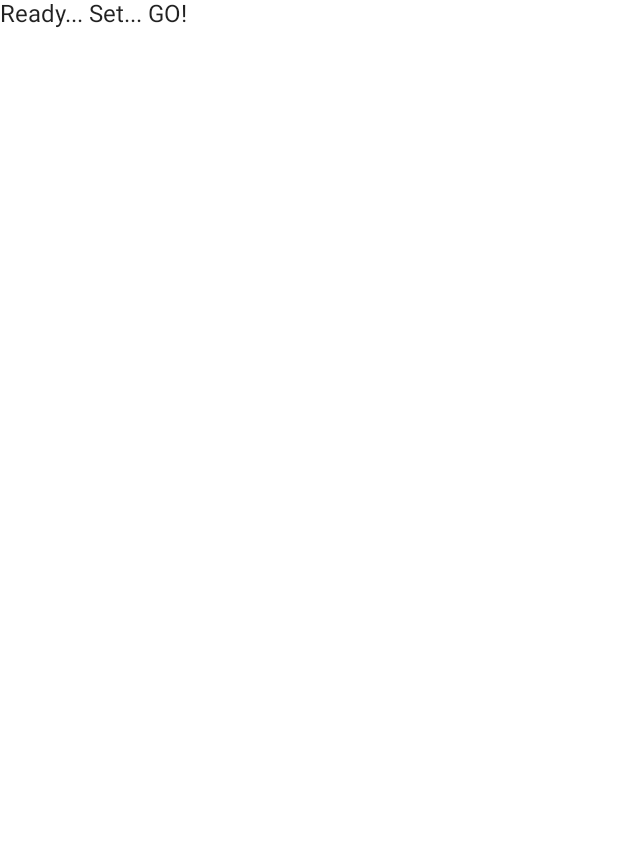
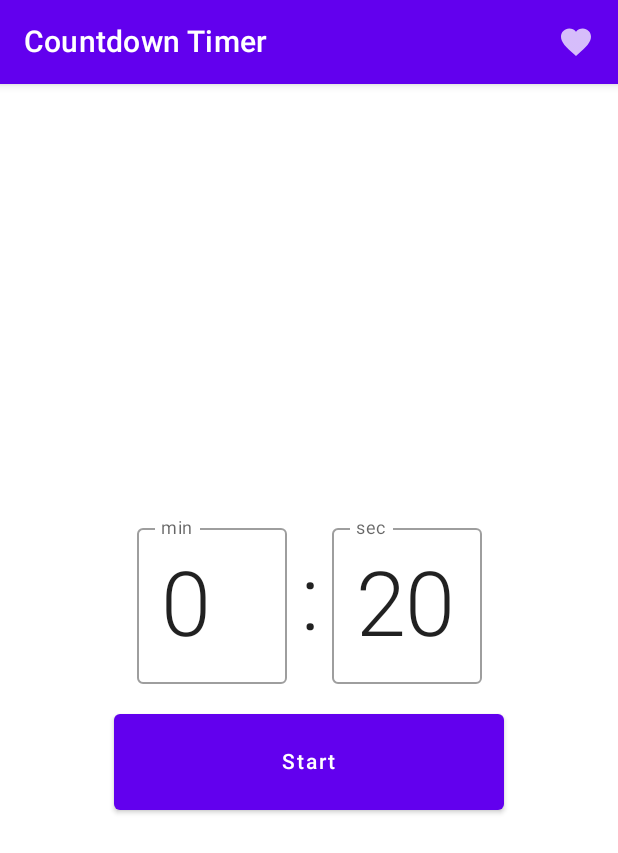
Before and after one commit to mechurak/countdown-timer-compose, an Android app built with Jetpack Compose: the screen it shows after launch (MainActivity), on a phone screen of 412 x 824 dp. Before the commit the part shown is almost empty. Shown: the top 853 px of the screen. Run offline under Robolectric (Android 15) with nearby library versions, the phone set to English and light mode, and no system bars.

Commit message:
Add basic ui

```diff
--- a/app/src/main/java/com/example/androiddevchallenge/MainActivity.kt
+++ b/app/src/main/java/com/example/androiddevchallenge/MainActivity.kt
@@ -18,11 +18,9 @@ package com.example.androiddevchallenge
 import android.os.Bundle
 import androidx.activity.compose.setContent
 import androidx.appcompat.app.AppCompatActivity
-import androidx.compose.material.MaterialTheme
-import androidx.compose.material.Surface
-import androidx.compose.material.Text
 import androidx.compose.runtime.Composable
 import androidx.compose.ui.tooling.preview.Preview
+import com.example.androiddevchallenge.ui.HomeScreen
 import com.example.androiddevchallenge.ui.theme.MyTheme
 
 class MainActivity : AppCompatActivity() {
@@ -30,17 +28,9 @@ class MainActivity : AppCompatActivity() {
         super.onCreate(savedInstanceState)
         setContent {
             MyTheme {
-                MyApp()
+                HomeScreen()
             }
         }
-    }
-}
-
-// Start building your app here!
-@Composable
-fun MyApp() {
-    Surface(color = MaterialTheme.colors.background) {
-        Text(text = "Ready... Set... GO!")
     }
 }
 
@@ -48,7 +38,7 @@ fun MyApp() {
 @Composable
 fun LightPreview() {
     MyTheme {
-        MyApp()
+        HomeScreen()
     }
 }
 
@@ -56,6 +46,6 @@ fun LightPreview() {
 @Composable
 fun DarkPreview() {
     MyTheme(darkTheme = true) {
-        MyApp()
+        HomeScreen()
     }
 }
--- /dev/null
+++ b/app/src/main/java/com/example/androiddevchallenge/ui/HomeScreen.kt
@@ -0,0 +1,89 @@
+/*
+ * Copyright 2021 The Android Open Source Project
+ *
+ * Licensed under the Apache License, Version 2.0 (the "License");
+ * you may not use this file except in compliance with the License.
+ * You may obtain a copy of the License at
+ *
+ *     https://www.apache.org/licenses/LICENSE-2.0
+ *
+ * Unless required by applicable law or agreed to in writing, software
+ * distributed under the License is distributed on an "AS IS" BASIS,
+ * WITHOUT WARRANTIES OR CONDITIONS OF ANY KIND, either express or implied.
+ * See the License for the specific language governing permissions and
+ * limitations under the License.
+ */
+package com.example.androiddevchallenge.ui
+
+import android.util.Log
+import androidx.compose.material.Icon
+import androidx.compose.material.IconButton
+import androidx.compose.material.MaterialTheme
+import androidx.compose.material.Scaffold
+import androidx.compose.material.Surface
+import androidx.compose.material.Text
+import androidx.compose.material.TopAppBar
+import androidx.compose.material.icons.Icons
+import androidx.compose.material.icons.filled.Favorite
+import androidx.compose.runtime.Composable
+import androidx.compose.runtime.getValue
+import androidx.compose.runtime.mutableStateOf
+import androidx.compose.runtime.remember
+import androidx.compose.runtime.setValue
+import androidx.compose.ui.tooling.preview.Preview
+import com.example.androiddevchallenge.ui.components.CountSetInput
+import com.example.androiddevchallenge.ui.components.Timer
+import com.example.androiddevchallenge.ui.theme.MyTheme
+
+@Composable
+fun HomeScreen() {
+    Scaffold(
+        topBar = {
+            TopAppBar(
+                title = {
+                    Text(text = "Countdown Timer")
+                },
+                actions = {
+                    IconButton(onClick = {}) {
+                        Icon(Icons.Filled.Favorite, contentDescription = null)
+                    }
+                }
+            )
+        }
+    ) {
+        BodyContent()
+    }
+}
+
+@Composable
+fun BodyContent() {
+    var counting by remember { mutableStateOf(false) }
+    var initialSecond by remember { mutableStateOf(20) }
+    var count by remember { mutableStateOf(20) }
+
+    Surface(color = MaterialTheme.colors.background) {
+        if (counting) {
+            Timer(count) {
+                counting = false
+            }
+        } else {
+            CountSetInput(
+                initialSecond = initialSecond,
+                onInitialSecondChanged = {
+                    Log.i("SHIM", "initialSecond: $initialSecond")
+                    counting = true
+                    count = it
+                    initialSecond = it
+                }
+            )
+        }
+    }
+}
+
+@Preview
+@Composable
+fun BodyContentPreview() {
+    MyTheme {
+        BodyContent()
+    }
+}
--- /dev/null
+++ b/app/src/main/java/com/example/androiddevchallenge/ui/components/CountSetInput.kt
@@ -0,0 +1,130 @@
+/*
+ * Copyright 2021 The Android Open Source Project
+ *
+ * Licensed under the Apache License, Version 2.0 (the "License");
+ * you may not use this file except in compliance with the License.
+ * You may obtain a copy of the License at
+ *
+ *     https://www.apache.org/licenses/LICENSE-2.0
+ *
+ * Unless required by applicable law or agreed to in writing, software
+ * distributed under the License is distributed on an "AS IS" BASIS,
+ * WITHOUT WARRANTIES OR CONDITIONS OF ANY KIND, either express or implied.
+ * See the License for the specific language governing permissions and
+ * limitations under the License.
+ */
+package com.example.androiddevchallenge.ui.components
+
+import androidx.compose.foundation.layout.Arrangement
+import androidx.compose.foundation.layout.Box
+import androidx.compose.foundation.layout.Column
+import androidx.compose.foundation.layout.Row
+import androidx.compose.foundation.layout.Spacer
+import androidx.compose.foundation.layout.fillMaxSize
+import androidx.compose.foundation.layout.height
+import androidx.compose.foundation.layout.padding
+import androidx.compose.foundation.layout.width
+import androidx.compose.foundation.text.KeyboardOptions
+import androidx.compose.material.Button
+import androidx.compose.material.MaterialTheme
+import androidx.compose.material.OutlinedTextField
+import androidx.compose.material.Text
+import androidx.compose.runtime.Composable
+import androidx.compose.runtime.getValue
+import androidx.compose.runtime.mutableStateOf
+import androidx.compose.runtime.remember
+import androidx.compose.runtime.setValue
+import androidx.compose.ui.Alignment
+import androidx.compose.ui.Modifier
+import androidx.compose.ui.text.input.KeyboardType
+import androidx.compose.ui.text.style.TextAlign
+import androidx.compose.ui.tooling.preview.Preview
+import androidx.compose.ui.unit.dp
+import com.example.androiddevchallenge.ui.theme.MyTheme
+
+@Composable
+fun CountSetInput(
+    initialSecond: Int,
+    onInitialSecondChanged: (Int) -> Unit
+) {
+    var min by remember { mutableStateOf((initialSecond / 60).toString()) }
+    var sec by remember { mutableStateOf((initialSecond % 60).toString()) }
+
+    Column(
+        modifier = Modifier.fillMaxSize(),
+        verticalArrangement = Arrangement.Center,
+        horizontalAlignment = Alignment.CenterHorizontally
+    ) {
+
+        Row(
+            horizontalArrangement = Arrangement.Center,
+            verticalAlignment = Alignment.CenterVertically
+
+        ) {
+            Box(
+                contentAlignment = Alignment.Center,
+                modifier = Modifier
+                    .width(100.dp)
+                    .height(120.dp)
+            ) {
+                OutlinedTextField(
+                    label = { Text("min") },
+                    value = min,
+                    onValueChange = { min = it },
+                    textStyle = MaterialTheme.typography.h2,
+                    singleLine = true,
+                    keyboardOptions = KeyboardOptions(keyboardType = KeyboardType.Number),
+                )
+            }
+            Box(
+                contentAlignment = Alignment.Center,
+                modifier = Modifier
+                    .width(30.dp)
+                    .height(120.dp)
+            ) {
+                Text(
+                    text = ":",
+                    textAlign = TextAlign.Center,
+                    style = MaterialTheme.typography.h2,
+                )
+            }
+            Box(
+                contentAlignment = Alignment.Center,
+                modifier = Modifier
+                    .width(100.dp)
+                    .height(120.dp)
+            ) {
+                OutlinedTextField(
+                    label = { Text("sec") },
+                    value = sec,
+                    onValueChange = { sec = it },
+                    textStyle = MaterialTheme.typography.h2,
+                    singleLine = true,
+                    keyboardOptions = KeyboardOptions(keyboardType = KeyboardType.Number),
+                )
+            }
+        }
+
+        Spacer(modifier = Modifier.height(16.dp))
+
+        Button(
+            onClick = {
+                onInitialSecondChanged(min.toInt() * 60 + sec.toInt())
+            },
+            modifier = Modifier.width(260.dp)
+        ) {
+            Text(
+                text = "Start",
+                modifier = Modifier.padding(16.dp)
+            )
+        }
+    }
+}
+
+@Preview
+@Composable
+fun CountSetInputPreview() {
+    MyTheme {
+        CountSetInput(100) {}
+    }
+}
--- a/build.gradle
+++ b/build.gradle
@@ -21,7 +21,6 @@ buildscript {
 
     repositories {
         google()
-        jcenter()
     }
 
     dependencies {
@@ -37,7 +36,6 @@ plugins {
 subprojects {
     repositories {
         google()
-        jcenter()
     }
 
     apply plugin: 'com.diffplug.spotless'
```
Also changed, not shown: app/src/main/java/com/example/androiddevchallenge/ui/components/Timer.kt (added, +112 -0 lines).
